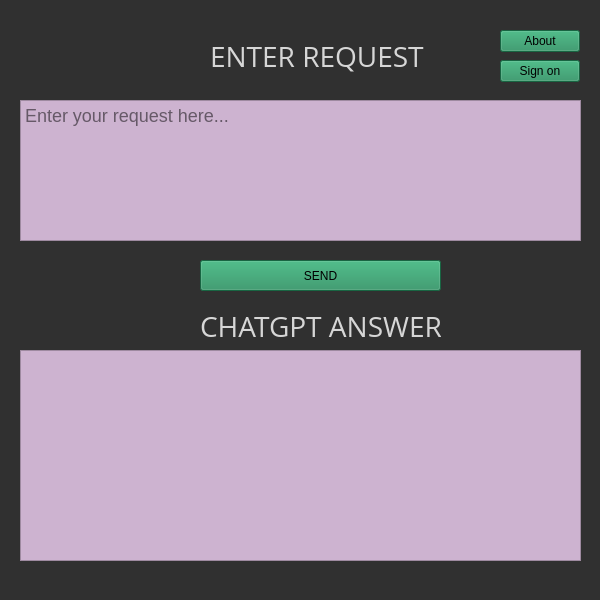
BeanDx/open-gpt, file src/opengpt.ui: the form before one commit.
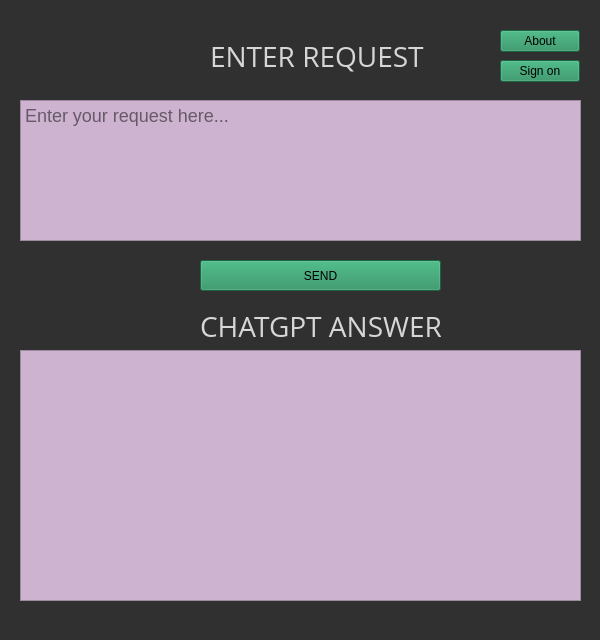
The form after the commit. Icons and pictures are not drawn.

The edit to the form file:
```diff
--- a/src/opengpt.ui
+++ b/src/opengpt.ui
@@ -7,19 +7,19 @@
     <x>0</x>
     <y>0</y>
     <width>600</width>
-    <height>600</height>
+    <height>640</height>
    </rect>
   </property>
   <property name="minimumSize">
    <size>
     <width>600</width>
-    <height>600</height>
+    <height>640</height>
    </size>
   </property>
   <property name="maximumSize">
    <size>
     <width>600</width>
-    <height>600</height>
+    <height>640</height>
    </size>
   </property>
   <property name="windowTitle">
@@ -62,14 +62,14 @@
    </widget>
    <widget class="QTextEdit" name="chatgptAnswer">
     <property name="enabled">
-     <bool>false</bool>
+     <bool>true</bool>
     </property>
     <property name="geometry">
      <rect>
       <x>20</x>
       <y>350</y>
       <width>561</width>
-      <height>211</height>
+      <height>251</height>
      </rect>
     </property>
     <property name="cursor" stdset="0">
```
